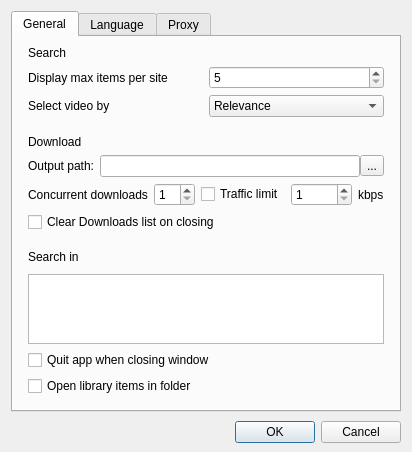
Old version of the form src/gui/preferences.ui in the repository aliakseis/FVD.
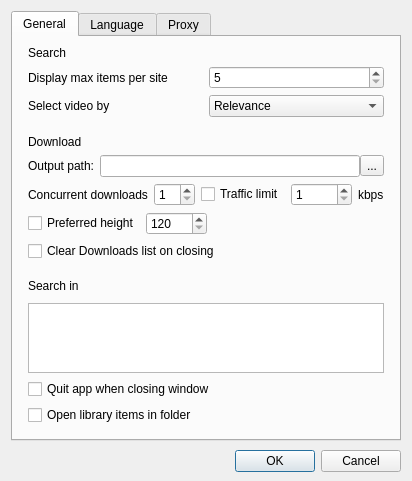
New version of the form. Custom widgets are drawn as their Qt base class.

Commit message: preferred height

```diff
--- a/src/gui/preferences.ui
+++ b/src/gui/preferences.ui
@@ -284,6 +284,49 @@
                   </item>
                  </layout>
                 </item>
+
+                <item>
+                 <layout class="QHBoxLayout" name="horizontalLayout_111">
+                  <item>
+                   <widget class="QCheckBox" name="cbPreferredHeight">
+                    <property name="text">
+                     <string>Preferred height</string>
+                    </property>
+                   </widget>
+                  </item>
+                  <item>
+                   <widget class="QSpinBox" name="sbPreferredHeight">
+                    <property name="minimum">
+                     <number>120</number>
+                    </property>
+                    <property name="maximum">
+                     <number>10000</number>
+                    </property>
+                   </widget>
+                  </item>
+
+                  <item>
+                   <spacer name="horizontalSpacer_33">
+                    <property name="font">
+                     <font>
+                      <family>Segoe UI</family>
+                      <pointsize>10</pointsize>
+                     </font>
+                    </property>
+                    <property name="orientation">
+                     <enum>Qt::Horizontal</enum>
+                    </property>
+                    <property name="sizeHint" stdset="0">
+                     <size>
+                      <width>40</width>
+                      <height>20</height>
+                     </size>
+                    </property>
+                   </spacer>
+                  </item>
+                 </layout>
+                </item>
+
                 <item>
                  <widget class="QCheckBox" name="chbClearDownl">
                   <property name="text">
```
Left out of the diff: 2 changed lines with no effect on the pictures. The commit also changes 8 other files.
